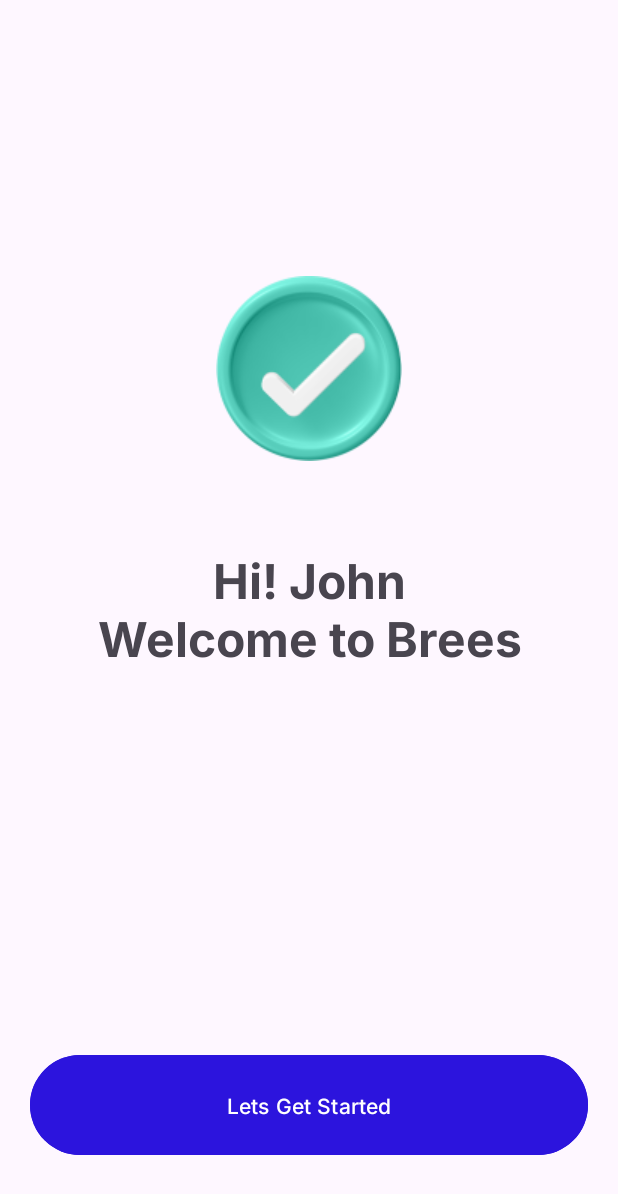
After one commit to airlangga2403/ProjectIseng-Porto, an Android app: the SignupSuccessActivity screen opened directly, with no data from a screen before it, on a phone screen of 412 x 824 dp. The commit adds this screen. Shown: the top 1194 px of the screen. Run offline under Robolectric (Android 15) with nearby library versions, the phone set to English and light mode, and no system bars.

```diff
--- a/android/1. Bress Mobile App/app/src/main/AndroidManifest.xml
+++ b/android/1. Bress Mobile App/app/src/main/AndroidManifest.xml
@@ -12,6 +12,12 @@
         android:supportsRtl="true"
         android:theme="@style/Theme.BreesMobileApp"
         tools:targetApi="31">
+        <activity
+            android:name=".ui.signup.GetStartedActivity"
+            android:exported="false" />
+        <activity
+            android:name=".ui.signup.SignupSuccessActivity"
+            android:exported="false" />
         <activity
             android:name=".ui.signup.SignUpActivity"
             android:exported="false" />
--- /dev/null
+++ b/android/1. Bress Mobile App/app/src/main/java/com/example/breesmobileapp/ui/signup/GetStartedActivity.kt
@@ -0,0 +1,12 @@
+package com.example.breesmobileapp.ui.signup
+
+import androidx.appcompat.app.AppCompatActivity
+import android.os.Bundle
+import com.example.breesmobileapp.R
+
+class GetStartedActivity : AppCompatActivity() {
+    override fun onCreate(savedInstanceState: Bundle?) {
+        super.onCreate(savedInstanceState)
+        setContentView(R.layout.activity_get_started)
+    }
+}
--- /dev/null
+++ b/android/1. Bress Mobile App/app/src/main/java/com/example/breesmobileapp/ui/signup/SignupSuccessActivity.kt
@@ -0,0 +1,15 @@
+package com.example.breesmobileapp.ui.signup
+
+import androidx.appcompat.app.AppCompatActivity
+import android.os.Bundle
+import com.example.breesmobileapp.R
+import com.example.breesmobileapp.databinding.ActivitySignupSuccessBinding
+
+class SignupSuccessActivity : AppCompatActivity() {
+    private lateinit var binding: ActivitySignupSuccessBinding
+    override fun onCreate(savedInstanceState: Bundle?) {
+        super.onCreate(savedInstanceState)
+        binding = ActivitySignupSuccessBinding.inflate(layoutInflater)
+        setContentView(binding.root)
+    }
+}
--- /dev/null
+++ b/android/1. Bress Mobile App/app/src/main/res/layout/activity_get_started.xml
@@ -0,0 +1,9 @@
+<?xml version="1.0" encoding="utf-8"?>
+<androidx.constraintlayout.widget.ConstraintLayout xmlns:android="http://schemas.android.com/apk/res/android"
+    xmlns:app="http://schemas.android.com/apk/res-auto"
+    xmlns:tools="http://schemas.android.com/tools"
+    android:layout_width="match_parent"
+    android:layout_height="match_parent"
+    tools:context=".ui.signup.GetStartedActivity">
+
+</androidx.constraintlayout.widget.ConstraintLayout>
--- /dev/null
+++ b/android/1. Bress Mobile App/app/src/main/res/layout/activity_signup_success.xml
@@ -0,0 +1,49 @@
+<?xml version="1.0" encoding="utf-8"?>
+<androidx.constraintlayout.widget.ConstraintLayout xmlns:android="http://schemas.android.com/apk/res/android"
+    xmlns:app="http://schemas.android.com/apk/res-auto"
+    xmlns:tools="http://schemas.android.com/tools"
+    android:layout_width="match_parent"
+    android:layout_height="match_parent"
+    tools:context=".ui.signup.SignupSuccessActivity">
+
+    <ImageView
+        android:id="@+id/iv_sucesss"
+        android:layout_width="wrap_content"
+        android:layout_height="wrap_content"
+        android:layout_marginTop="184dp"
+        android:src="@drawable/sign_up_success"
+        app:layout_constraintEnd_toEndOf="parent"
+        app:layout_constraintStart_toStartOf="parent"
+        app:layout_constraintTop_toTopOf="parent" />
+
+    <TextView
+        android:id="@+id/tv_hi_user"
+        android:layout_width="wrap_content"
+        android:layout_marginTop="56dp"
+        android:textSize="32sp"
+        android:layout_height="wrap_content"
+        android:fontFamily="@font/inter_bold"
+        android:gravity="center"
+        app:layout_constraintEnd_toEndOf="parent"
+        app:layout_constraintStart_toStartOf="parent"
+        app:layout_constraintTop_toBottomOf="@id/iv_sucesss"
+        android:text="@string/hi_user" />
+
+
+    <Button
+        android:id="@+id/get_started_btn"
+        android:layout_width="match_parent"
+        android:layout_height="wrap_content"
+        android:layout_marginLeft="20dp"
+        android:layout_marginRight="20dp"
+        android:layout_marginBottom="50dp"
+        android:backgroundTint="@color/bg_splash"
+        android:text="@string/lets_get_started"
+        android:fontFamily="@font/inter_medium"
+        android:padding="23dp"
+        app:layout_constraintBottom_toBottomOf="parent"
+        app:layout_constraintEnd_toEndOf="parent"
+        app:layout_constraintStart_toStartOf="parent" />
+
+
+</androidx.constraintlayout.widget.ConstraintLayout>
--- a/android/1. Bress Mobile App/app/src/main/res/values/strings.xml
+++ b/android/1. Bress Mobile App/app/src/main/res/values/strings.xml
@@ -32,4 +32,7 @@
     <string name="agreements3">Service and Privacy Policy</string>
 
 
+    <string name="hi_user">Hi! John\nWelcome to Brees</string>
+    <string name="lets_get_started">Lets Get Started</string>
+
 </resources>
```
Also changed, not shown: android/1. Bress Mobile App/app/src/main/res/drawable/sign_up_success.png (added).
